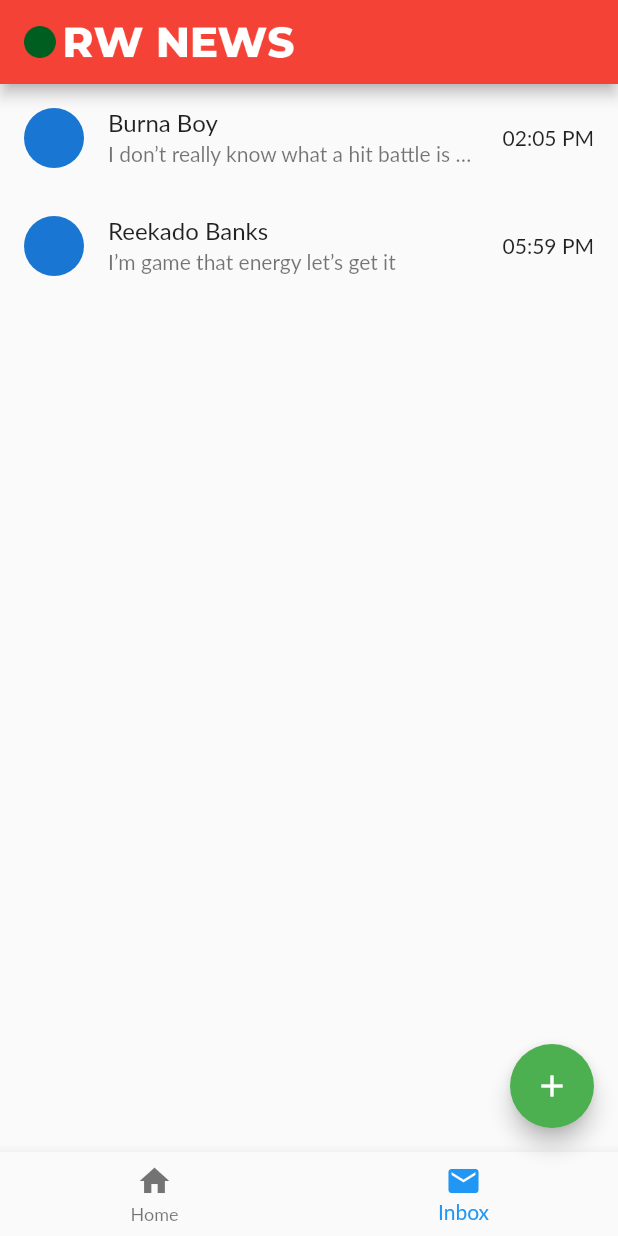
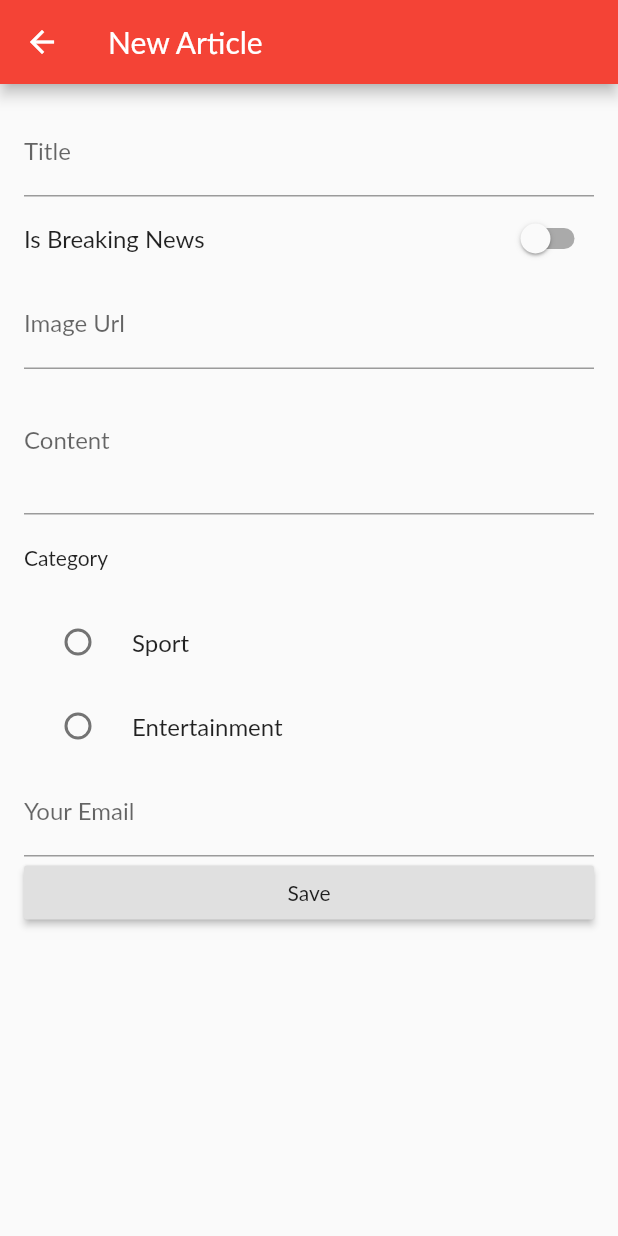
Before and after one commit to artishevskym/flutter_ui_widgets, a Flutter app: the screen it shows after launch, item 2 of the bottom bar chosen, after a tap on the "add" icon, on a phone screen of 412 x 824 dp. Run offline on Flutter 3.47's test engine with Material 2 defaults, Android fonts, the phone set to English and light mode, and no system bars; network calls fail.

Commit message:
Work with forms

```diff
--- /dev/null
+++ b/lib/pages/create_article.dart
@@ -0,0 +1,147 @@
+import 'package:flutter/material.dart';
+import 'package:flutter_ui_widgets/widgets/form_result.dart';
+
+class CreateArticle extends StatefulWidget {
+  @override
+  _CreateArticleState createState() => _CreateArticleState();
+}
+
+class _CreateArticleState extends State<CreateArticle> {
+  final _formKey = GlobalKey<FormState>();
+
+  final Map<String, dynamic> formData = {
+    'title': null,
+    'content': null,
+    'imageUrl': null,
+    'email': null,
+    'isBreaking': false,
+    'category': null,
+  };
+
+  String validateEmail(String value) {
+    Pattern pattern = r'^(([^<>()[\]\\.,;:\s@\"]+(\.[^<>()[\]\\.,;:\s@\"]+)*)|(\".+\"))@((\[[0-9]{1,3}\.[0-9]{1,3}\.[0-9]{1,3}\.[0-9]{1,3}\])|(([a-zA-Z\-0-9]+\.)+[a-zA-Z]{2,}))$';
+    RegExp regex = new RegExp(pattern);
+    if (!regex.hasMatch(value))
+      return 'Enter Valid Email';
+    else
+      return null;
+  }
+
+  @override
+  Widget build(BuildContext context) {
+    return Scaffold(
+      appBar: AppBar(
+        title: Text('New Article'),
+      ),
+      body: Padding(
+        padding: EdgeInsets.all(16),
+        child: Form(
+          key: _formKey,
+          child: ListView(
+            children: <Widget>[
+              TextFormField(
+                  decoration: InputDecoration(labelText: 'Title'),
+                  validator: (value) =>
+                  value.isEmpty
+                      ? 'Please enter Title'
+                      : null,
+                  onSaved: (value) => formData['title'] = value,
+              ),
+              SwitchListTile(
+                contentPadding: EdgeInsets.all(0),
+                title: Text('Is Breaking News'),
+                value: formData['isBreaking'],
+                onChanged: (bool value) =>
+                    setState(() => formData['isBreaking'] = value),
+              ),
+              TextFormField(
+                decoration: InputDecoration(labelText: 'Image Url'),
+                validator: (value) =>
+                !Uri
+                    .parse(value)
+                    .isAbsolute ? 'Please enter valid url' : null,
+                onSaved: (value) => formData['imageUrl'] = value,
+              ),
+              TextFormField(
+                maxLines: 3,
+                decoration: InputDecoration(labelText: 'Content'),
+                validator: (value) =>
+                value.isEmpty || value.length < 10
+                    ? 'Content too short'
+                    : null,
+                onSaved: (value) => formData['content'] = value,
+              ),
+              Container(
+                padding: EdgeInsets.symmetric(vertical: 20),
+                child: Text('Category'),
+              ),
+              Column(
+                children: <Widget>[
+                  RadioListTile<int>(
+                      title: const Text('Sport'),
+                      value: 1,
+                      groupValue: formData['category'],
+                      onChanged: (value) {
+                        setState(() {
+                          formData['category'] = value;
+                        });
+                      }
+                  ),
+                  RadioListTile(
+                    title: const Text('Entertainment'),
+                    value: 2,
+                    groupValue: formData['category'],
+                    onChanged: (value) {
+                      setState(() {
+                        formData['category'] = value;
+                      });
+                    },
+                  ),
+                ],
+              ),
+              TextFormField(
+                decoration: InputDecoration(labelText: 'Your Email'),
+                validator: validateEmail,
+                onSaved: (value) => formData['email'] = value,
+              ),
+              RaisedButton(
+                onPressed: () {
+                  final form = _formKey.currentState;
+                  FocusScope.of(context).unfocus();
+                  if (form.validate()) {
+                    form.save();
+                    print(formData);
+                    form.reset();
+                    _showResultDialog(context);
+                  }
+                },
+                child: Text('Save'),
+              ),
+            ],
+          ),
+        ),
+      ),
+    );
+  }
+
+  _showResultDialog(BuildContext context) {
+    return showDialog(
+      context: context,
+      builder: (context) {
+        return AlertDialog(
+            content: FormResult(result: formData),
+            actions: <Widget>[
+              FlatButton(child: Text('Done'),
+                onPressed: () {
+                  setState(() {
+                    formData["isBreaking"] = false;
+                    formData["category"] = null;
+                  });
+                  Navigator.pop(context);
+                },
+              ),
+            ]);
+      },
+    );
+  }
+}
--- a/lib/pages/main_page.dart
+++ b/lib/pages/main_page.dart
@@ -2,6 +2,7 @@ import 'package:flutter/material.dart';
 import 'package:flutter_ui_widgets/models/article.dart';
 import 'package:flutter_ui_widgets/widgets/article_card.dart';
 
+import 'create_article.dart';
 import 'home_page.dart';
 import 'inbox_page.dart';
 
@@ -40,7 +41,12 @@ class _MainPageState extends State<MainPage> {
       floatingActionButton: FloatingActionButton(
         child: Icon(Icons.add),
         onPressed: () {
-          print("Clicked");
+          Navigator.push(
+            context,
+            MaterialPageRoute(
+              builder: (context) => CreateArticle(),
+            ),
+          );
         },
       ),
       bottomNavigationBar: BottomNavigationBar(
--- /dev/null
+++ b/lib/utils/strings.dart
@@ -0,0 +1,5 @@
+String camelCaseToTitle(String text) {
+  RegExp exp = RegExp(r'(?<=[a-z])(A-Z)');
+  String result = text.replaceAllMapped(exp, (Match m) => (' ' + m.group(0))).toUpperCase();
+  return result;
+}
--- /dev/null
+++ b/lib/widgets/form_result.dart
@@ -0,0 +1,34 @@
+import 'package:flutter/material.dart';
+import 'package:flutter_ui_widgets/utils/strings.dart';
+
+class FormResult extends StatelessWidget {
+  final Map<String, dynamic> result;
+
+  const FormResult({Key key, this.result}): super(key: key);
+
+  @override
+  Widget build(BuildContext context) {
+    return Container(
+      width: 300,
+      height: 300,
+      child: ListView.builder(
+        itemCount: result.length,
+        itemBuilder: (BuildContext context, int index) {
+          String key = result.keys.elementAt(index);
+          String title = camelCaseToTitle(key);
+          return new Column(
+            children: <Widget>[
+              new ListTile(
+                title: new Text("$title"),
+                subtitle: new Text("${result[key]}"),
+              ),
+              new Divider(
+                height: 2.0,
+              ),
+            ],
+          );
+        },
+      ),
+    );
+  }
+}
```
